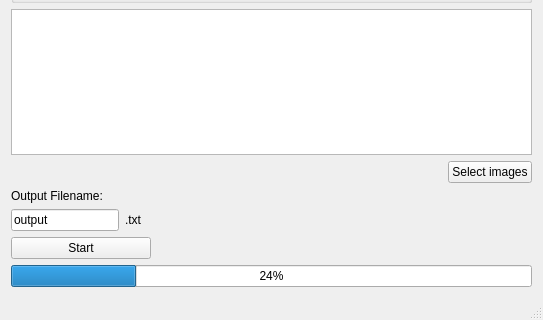
Old version of the form Scripts/GUI/Hutterite_Bookshelf_GUI/mainwindow.ui in the repository TheCodingJsoftware/Hutterite-Bookshelf-Text-Scripts; both pictures show x 0 to 543 and y 179 to 499 of the 543 by 499 pixel window.
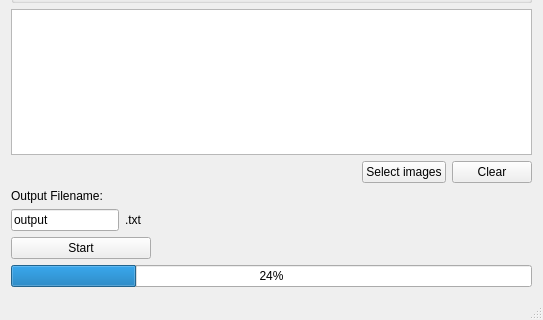
New version of the form.

What changed in the file:
```diff
--- a/Scripts/GUI/Hutterite_Bookshelf_GUI/mainwindow.ui
+++ b/Scripts/GUI/Hutterite_Bookshelf_GUI/mainwindow.ui
@@ -47,6 +47,13 @@
             </property>
            </widget>
           </item>
+          <item row="0" column="2">
+           <widget class="QPushButton" name="btnClear">
+            <property name="text">
+             <string>Clear</string>
+            </property>
+           </widget>
+          </item>
          </layout>
         </item>
         <item row="0" column="1">
```
